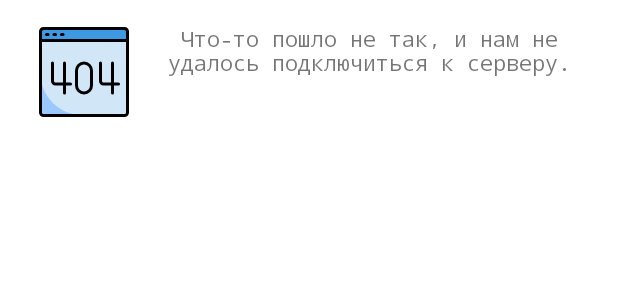
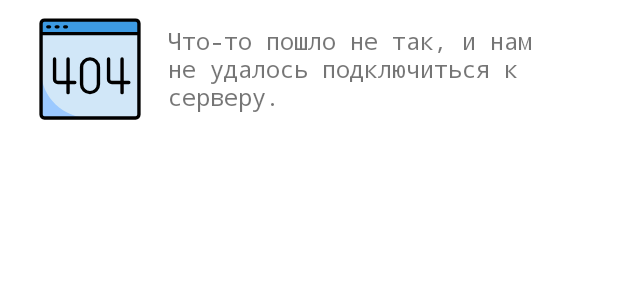
Before and after one commit to ZEMlan/GetOnBus, an Android app: the layout error_dialog.xml on its own in the app's theme, with its tools: preview values and no code run, on a phone screen of 412 x 824 dp. Shown: the top 300 px of the screen. Run offline under Robolectric (Android 15) with nearby library versions, the light colour scheme and no system bars; Roboto replaces fonts that are not available here.

Commit message:
v0.9. added error view

```diff
--- a/app/src/main/java/ru/zemlyanaya/getonbus/mainactivity/about/AboutFragment.kt
+++ b/app/src/main/java/ru/zemlyanaya/getonbus/mainactivity/about/AboutFragment.kt
@@ -47,7 +47,7 @@ class AboutFragment : Fragment(), IOnBackPressed {
         //val sdf = SimpleDateFormat("dd.MM.yyyy", Locale.UK)
 
         val textVersion = layout.textVersion
-        textVersion.text = "Версия ${BuildConfig.VERSION_NAME}(beta-0.1) от 28.04.2020"
+        textVersion.text = "Версия ${BuildConfig.VERSION_NAME}(beta-0.2) от 28.04.2020"
 
         return layout
     }
--- a/app/src/main/java/ru/zemlyanaya/getonbus/mainactivity/trip/TripFragment.kt
+++ b/app/src/main/java/ru/zemlyanaya/getonbus/mainactivity/trip/TripFragment.kt
@@ -109,7 +109,6 @@ class TripFragment : Fragment(), IOnBackPressed {
     }
 
     private fun showError(){
-        loadingView.stop()
         loadingView.visibility = View.GONE
 
         val builder = AlertDialog.Builder(context, R.style.AppTheme_DialogStyle)
--- a/app/src/main/res/layout/error_dialog.xml
+++ b/app/src/main/res/layout/error_dialog.xml
@@ -8,27 +8,27 @@
 
     <ImageView
         android:id="@+id/imageView3"
-        android:layout_width="64dp"
-        android:layout_height="64dp"
+        android:layout_width="72dp"
+        android:layout_height="72dp"
         android:layout_marginStart="24dp"
-        android:layout_marginTop="16dp"
-        android:layout_marginBottom="16dp"
-        app:layout_constraintBottom_toBottomOf="parent"
+        android:src="@drawable/ic_404_error"
+        app:layout_constraintBottom_toBottomOf="@+id/textView15"
         app:layout_constraintStart_toStartOf="parent"
-        app:layout_constraintTop_toTopOf="parent"
-        app:srcCompat="@drawable/ic_404_error" />
+        app:layout_constraintTop_toTopOf="@+id/textView15" />
 
     <TextView
         android:id="@+id/textView15"
         android:layout_width="0dp"
-        android:layout_height="0dp"
+        android:layout_height="wrap_content"
         android:layout_marginStart="16dp"
+        android:layout_marginTop="16dp"
         android:layout_marginEnd="24dp"
+        android:layout_marginBottom="16dp"
         android:text="Что-то пошло не так, и нам не удалось подключиться к серверу."
-        android:textAlignment="center"
-        app:layout_constraintBottom_toBottomOf="@+id/imageView3"
+        android:textSize="16sp"
+        app:layout_constraintBottom_toBottomOf="parent"
         app:layout_constraintEnd_toEndOf="parent"
         app:layout_constraintStart_toEndOf="@+id/imageView3"
-        app:layout_constraintTop_toTopOf="@+id/imageView3"
+        app:layout_constraintTop_toTopOf="parent"
         app:layout_constraintVertical_bias="0.5" />
 </androidx.constraintlayout.widget.ConstraintLayout>
```
